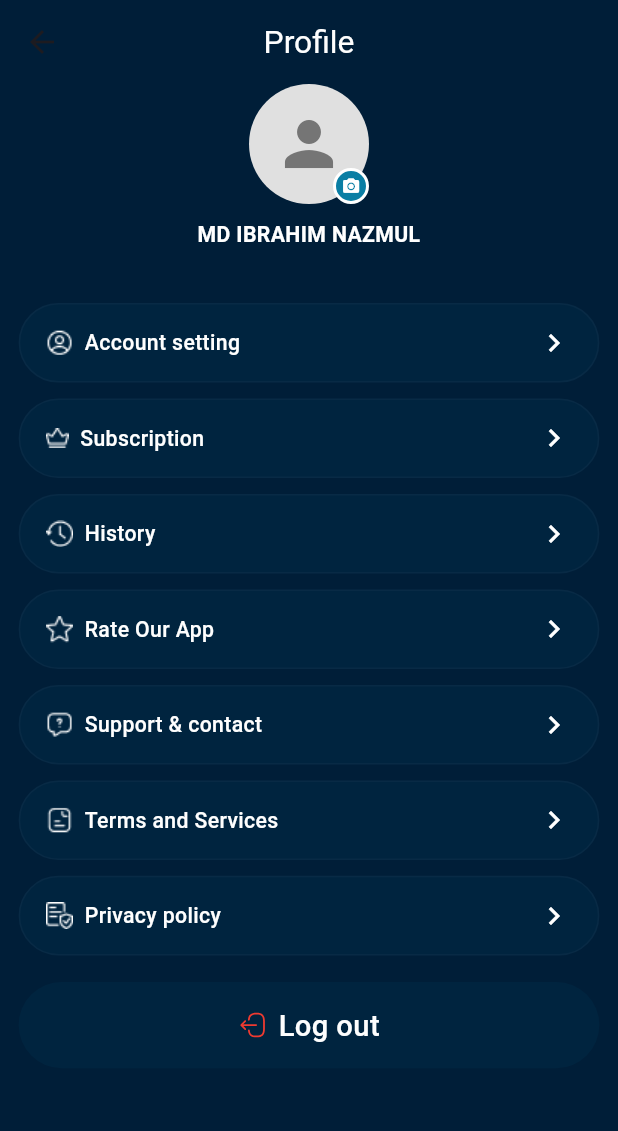
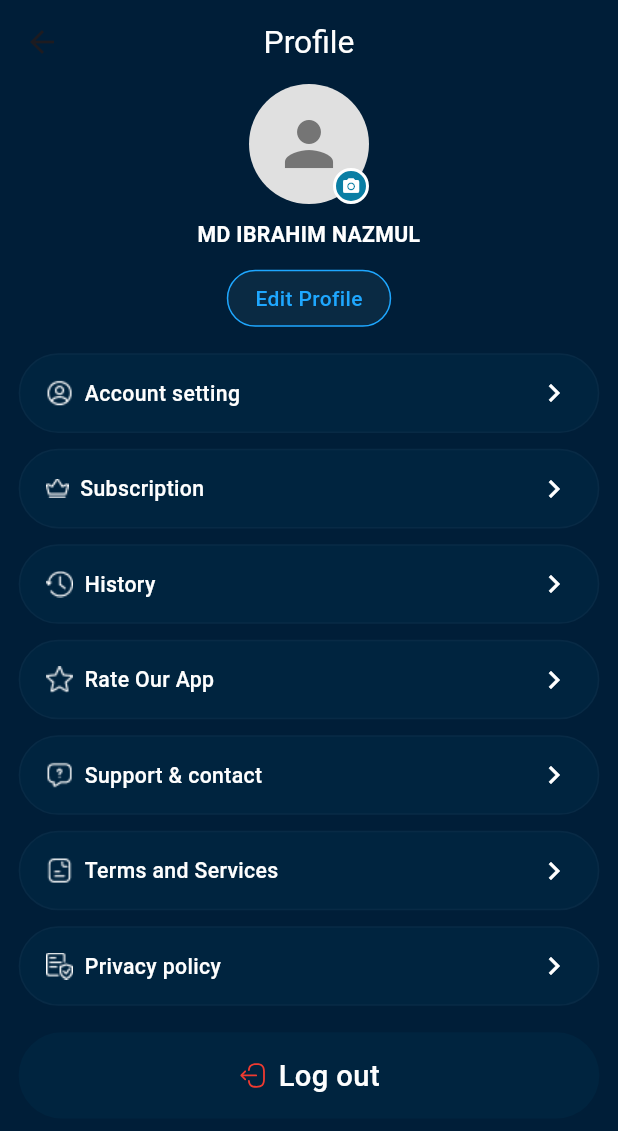
Before and after one commit to parentroots/brain_denner, a Flutter app: the ProfileScreen screen opened by its route, on a phone screen of 412 x 824 dp. Shown: the top 1131 px of the screen. Run offline on Flutter 3.47's test engine with Material 3 defaults, Android fonts, the phone set to English and light mode, and no system bars; our stand-ins replace flutter_rating_bar, flutter_screenutil, flutter_svg, get, image_picker, percent_indicator and 2 more; accounts and stored records are empty; network calls fail; project files that could hold a hidden picture were left out.

Commit message:
edit profile update 1

```diff
--- a/lib/config/appRoutes/app_routes.dart
+++ b/lib/config/appRoutes/app_routes.dart
@@ -6,6 +6,7 @@ import 'package:brain_denner/features/bottom_nav/main_bottom_nav_screen.dart';
 import 'package:brain_denner/features/bottom_nav/presentation/screen/favourite_screen/presentation/screen/favourite_screen.dart';
 import 'package:brain_denner/features/bottom_nav/presentation/screen/home_screen/presentation/screen/nutrition_details_screen.dart';
 import 'package:brain_denner/features/bottom_nav/presentation/screen/profile_screen/controller/privacy_policy_controller.dart';
+import 'package:brain_denner/features/bottom_nav/presentation/screen/profile_screen/presentation/screen/edit_profile_screen.dart';
 import 'package:brain_denner/features/bottom_nav/presentation/screen/profile_screen/presentation/screen/history_screen.dart';
 import 'package:brain_denner/features/bottom_nav/presentation/screen/profile_screen/presentation/screen/profile_screen.dart';
 import 'package:brain_denner/features/bottom_nav/presentation/screen/profile_screen/presentation/screen/support_and_contact_screen.dart';
@@ -65,6 +66,7 @@ class AppRoute {
     static const String  termsAndServicesScreen= "/TermsAndServiceScreen";
     static const String  privacyPolicyScreen= "/PrivacyPolicyScreen";
     static const String  subscriptionScreen= "/SubscriptionScreen";
+    static const String  editProfileMyScreen= "/editProfileMyScreen";
 
 
 
@@ -105,6 +107,7 @@ class AppRoute {
     GetPage(name: termsAndServicesScreen, page: () => const TermsAndServiceScreen()),
     GetPage(name: privacyPolicyScreen, page: () => PrivacyPolicyScreen()),
     GetPage(name: subscriptionScreen, page: () => const SubscriptionScreen()),
+    GetPage(name: editProfileMyScreen, page: () => const EditProfileScreen()),
 
 
   ];
--- a/lib/features/auth/presentation/controller/sign_in_controller.dart
+++ b/lib/features/auth/presentation/controller/sign_in_controller.dart
@@ -32,6 +32,9 @@ class SignInController extends GetxController {
   }
 
   Future<void> signIn() async {
+
+    Get.toNamed(AppRoute.mainBottomNavScreen);
+
     isLoading.value = true;
     update();
 
--- a/lib/features/bottom_nav/presentation/screen/profile_screen/presentation/screen/change_password_screen.dart
+++ b/lib/features/bottom_nav/presentation/screen/profile_screen/presentation/screen/change_password_screen.dart
@@ -98,7 +98,7 @@ class ChangePasswordScreen extends StatelessWidget {
                   text: 'Change Password',
                   onPressed: () {
 
-
+                    controller.changePasswordRepo();
                   },
                 ),
 
--- a/lib/features/bottom_nav/presentation/screen/profile_screen/presentation/screen/profile_screen.dart
+++ b/lib/features/bottom_nav/presentation/screen/profile_screen/presentation/screen/profile_screen.dart
@@ -2,6 +2,7 @@ import 'package:brain_denner/component/app_button/app_button.dart';
 import 'package:brain_denner/component/app_text/app_text.dart';
 import 'package:brain_denner/config/appRoutes/app_routes.dart';
 import 'package:brain_denner/features/bottom_nav/presentation/screen/profile_screen/controller/profile_screen_controller.dart';
+import 'package:brain_denner/features/bottom_nav/presentation/screen/profile_screen/presentation/screen/edit_profile_screen.dart';
 import 'package:brain_denner/features/bottom_nav/presentation/screen/profile_screen/widget/profice_card.dart';
 import 'package:brain_denner/features/bottom_nav/presentation/screen/profile_screen/widget/profile_option_card.dart';
 import 'package:brain_denner/storage/storage_services.dart';
@@ -68,7 +69,38 @@ class _ProfileScreenState extends State<ProfileScreen> {
                     fontWeight: FontWeight.w600,
                   ),
 
-                  SizedBox(height: 40.h),
+
+                  SizedBox(height: 15.h),
+
+                  GestureDetector(
+                    onTap: () {
+
+                      Get.to(EditProfileScreen());
+                    },
+                    child: Container(
+                      padding: const EdgeInsets.symmetric(horizontal: 18, vertical: 8),
+                      decoration: BoxDecoration(
+                        color: const Color(0xFF0A2A43),
+                        borderRadius: BorderRadius.circular(30),
+                        border: Border.all(
+                          color: const Color(0xFF1EA7FF),
+                          width: 1,
+                        ),
+                      ),
+                      child: const Text(
+                        'Edit Profile',
+                        style: TextStyle(
+                          color: Color(0xFF1EA7FF),
+                          fontSize: 14,
+                          fontWeight: FontWeight.w500,
+                        ),
+                      ),
+                    ),
+                  ),
+
+
+                  SizedBox(height: 20.h),
+
 
                   InkWell(
                     onTap: (){
```
Also changed, not shown: lib/features/auth/presentation/screen/sign_in_screen.dart (+2 -9 lines), lib/features/bottom_nav/presentation/screen/profile_screen/controller/change_password_screen_controller.dart (+58 -33 lines), lib/features/bottom_nav/presentation/screen/profile_screen/presentation/screen/edit_profile_screen.dart (added, +92 -0 lines).
